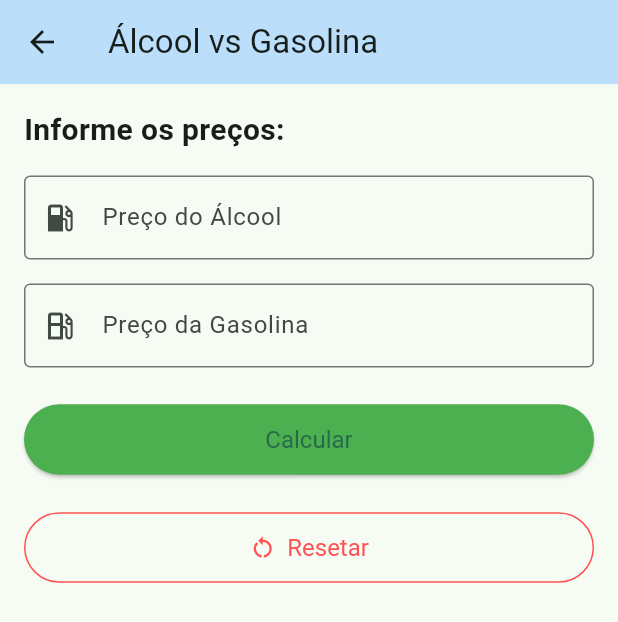
After one commit to brenovambaster/app-flutter, a Flutter app: the FuelPage screen opened directly, after a tap on "Calcular", on a phone screen of 412 x 824 dp. The commit adds this screen. Shown: the top 622 px of the screen. Run offline on Flutter 3.47's test engine with Material 3 defaults, Android fonts, the phone set to English and light mode, and no system bars.

Commit message:
feat: add fuel page and controller
- Add FuelController for handling fuel price calculations.
- Add FuelPage with UI for inputting fuel prices and displaying results.
- Add FuelResult model to store calculation results.
- Update pubspec.yaml to include the provider package.
- Update home_page.dart to include fuel_page.dart and FuelController.

```diff
--- /dev/null
+++ b/lib/controllers/fuel_controller.dart
@@ -0,0 +1,49 @@
+import 'package:flutter/material.dart';
+import '../models/fuel_result.dart';
+
+class FuelController extends ChangeNotifier {
+  final alcoholController = TextEditingController();
+  final gasolineController = TextEditingController();
+
+  FuelResult? _result;
+
+  FuelResult? get result => _result;
+
+  void calculateBestFuel() {
+    final alcohol = double.tryParse(
+      alcoholController.text.replaceAll(',', '.'),
+    );
+    final gasoline = double.tryParse(
+      gasolineController.text.replaceAll(',', '.'),
+    );
+
+    if (alcohol == 0 || gasoline == 0) return;
+
+    if (alcohol == null || gasoline == null) return;
+
+    final ratio = alcohol / gasoline;
+    final recommendation =
+        ratio >= 0.7 ? 'Gasolina é mais vantajoso' : 'Álcool é mais vantajoso';
+
+    _result = FuelResult(
+      alcoholPrice: alcohol,
+      gasolinePrice: gasoline,
+      recommendation: recommendation,
+    );
+
+    notifyListeners();
+  }
+
+  void reset() {
+    alcoholController.clear();
+    gasolineController.clear();
+    _result = null;
+    notifyListeners();
+  }
+
+  void disposeAll() {
+    alcoholController.dispose();
+    gasolineController.dispose();
+    super.dispose();
+  }
+}
--- a/lib/home_page.dart
+++ b/lib/home_page.dart
@@ -1,3 +1,6 @@
+import 'package:provider/provider.dart';
+import 'controllers/fuel_controller.dart';
+import 'package:app1/pages/fuel_page.dart';
 import 'package:flutter/material.dart';
 import 'counter_page.dart';
 import 'reminders_page.dart';
@@ -12,12 +15,15 @@ class HomePage extends StatefulWidget {
 class _HomePageState extends State<HomePage> {
   int _selectedIndex = 0;
 
-  final List<Widget> _pages = const [
-    CounterPage(title: 'Contador'),
-    RemindersPage(),
-    Center(child: Text('Combustível')),
-    Center(child: Text('Revisões')),
-    Center(child: Text('Configurações')),
+  final List<Widget> _pages = [
+    const CounterPage(title: 'Contador'),
+    const RemindersPage(),
+    ChangeNotifierProvider(
+      create: (_) => FuelController(),
+      child: const FuelPage(),
+    ),
+    const Center(child: Text('Revisões')),
+    const Center(child: Text('Configurações')),
   ];
 
   void _onItemTapped(int index) {
--- /dev/null
+++ b/lib/models/fuel_result.dart
@@ -0,0 +1,11 @@
+class FuelResult {
+  late final String recommendation;
+  late final double alcoholPrice;
+  late final double gasolinePrice;
+
+  FuelResult({
+    required this.recommendation,
+    required this.alcoholPrice,
+    required this.gasolinePrice,
+  });
+}
--- /dev/null
+++ b/lib/pages/fuel_page.dart
@@ -0,0 +1,106 @@
+import 'package:flutter/material.dart';
+import '../controllers/fuel_controller.dart';
+import 'package:provider/provider.dart';
+
+class FuelPage extends StatelessWidget {
+  const FuelPage({super.key});
+
+  @override
+  Widget build(BuildContext context) {
+    final controller = Provider.of<FuelController>(context);
+
+    return Scaffold(
+      appBar: AppBar(
+        title: const Text("Álcool vs Gasolina"),
+        backgroundColor: Theme.of(context).primaryColorLight,
+      ),
+      body: SingleChildScrollView(
+        padding: const EdgeInsets.all(16),
+        child: Column(
+          crossAxisAlignment: CrossAxisAlignment.stretch,
+          children: [
+            const Text(
+              "Informe os preços:",
+              style: TextStyle(fontSize: 20, fontWeight: FontWeight.bold),
+            ),
+            const SizedBox(height: 16),
+
+            TextField(
+              controller: controller.alcoholController,
+              keyboardType: TextInputType.number,
+              decoration: const InputDecoration(
+                labelText: "Preço do Álcool",
+                border: OutlineInputBorder(),
+                prefixIcon: Icon(Icons.local_gas_station),
+              ),
+            ),
+            const SizedBox(height: 16),
+
+            TextField(
+              controller: controller.gasolineController,
+              keyboardType: TextInputType.number,
+              decoration: const InputDecoration(
+                labelText: "Preço da Gasolina",
+                border: OutlineInputBorder(),
+                prefixIcon: Icon(Icons.local_gas_station_outlined),
+              ),
+            ),
+            const SizedBox(height: 24),
+
+            ElevatedButton.icon(
+              onPressed: controller.calculateBestFuel,
+
+              label: const Text("Calcular"),
+              style: ElevatedButton.styleFrom(
+                backgroundColor: Colors.green,
+                padding: const EdgeInsets.symmetric(vertical: 14),
+                textStyle: const TextStyle(fontSize: 16),
+              ),
+            ),
+            const SizedBox(height: 24),
+
+            if (controller.result != null) ...[
+              Card(
+                elevation: 3,
+                shape: RoundedRectangleBorder(
+                  borderRadius: BorderRadius.circular(12),
+                ),
+                child: Padding(
+                  padding: const EdgeInsets.all(16),
+                  child: Column(
+                    crossAxisAlignment: CrossAxisAlignment.start,
+                    children: [
+                      Text(
+                        "Recomendação: ${controller.result!.recommendation}",
+                        style: const TextStyle(
+                          fontSize: 18,
+                          fontWeight: FontWeight.bold,
+                        ),
+                      ),
+                      const SizedBox(height: 8),
+                      Text("Álcool: R\$${controller.result!.alcoholPrice}"),
+                      Text("Gasolina: R\$${controller.result!.gasolinePrice}"),
+                    ],
+                  ),
+                ),
+              ),
+              const SizedBox(height: 16),
+            ],
+
+            OutlinedButton.icon(
+              onPressed: controller.reset,
+              icon: const Icon(Icons.restart_alt),
+              label: const Text("Resetar"),
+              style: OutlinedButton.styleFrom(
+                foregroundColor: Colors.redAccent,
+                side: const BorderSide(color: Colors.redAccent),
+                padding: const EdgeInsets.symmetric(vertical: 14),
+                textStyle: const TextStyle(fontSize: 16),
+              ),
+            ),
+          ],
+        ),
+      ),
+    );
+  }
+}
--- a/pubspec.yaml
+++ b/pubspec.yaml
@@ -34,6 +34,7 @@ dependencies:
   # The following adds the Cupertino Icons font to your application.
   # Use with the CupertinoIcons class for iOS style icons.
   cupertino_icons: ^1.0.8
+  provider: ^6.1.4
 
 dev_dependencies:
   flutter_test:
```
Also changed, not shown: pubspec.lock.
